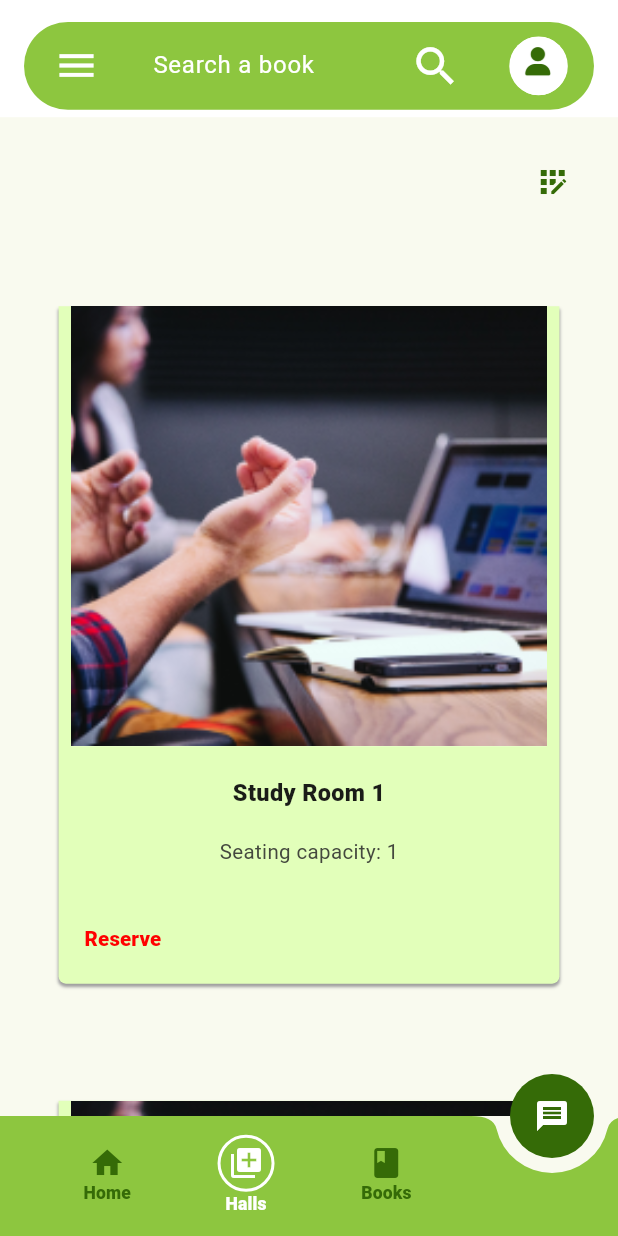
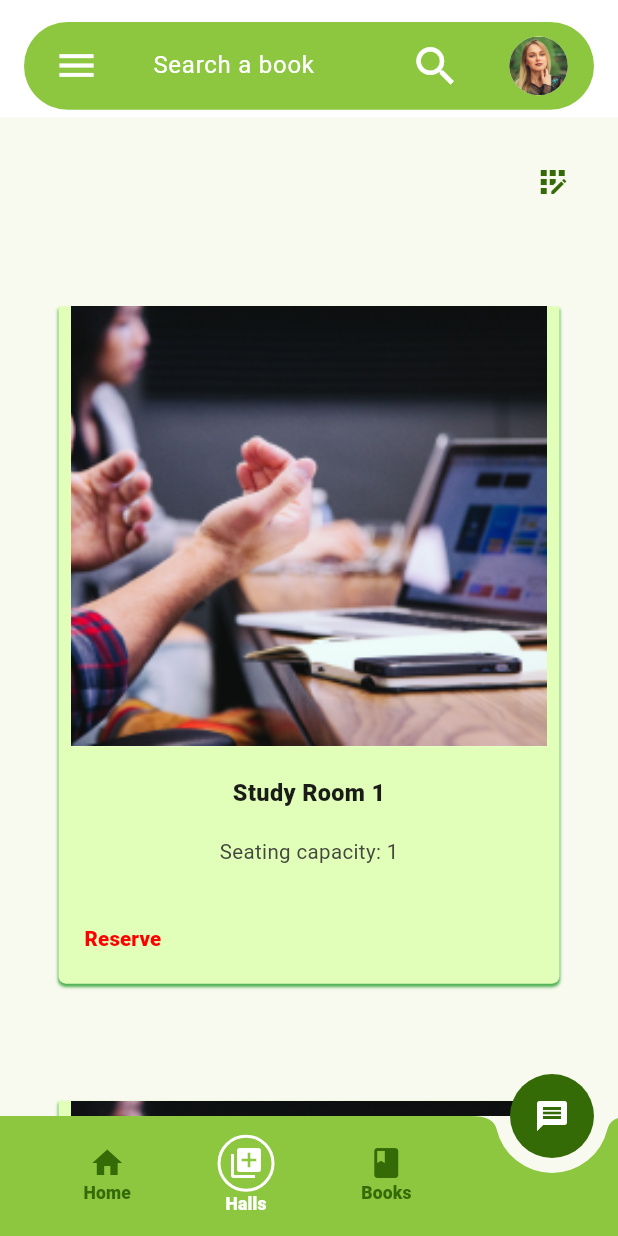
Before and after one commit to demeshFernando/NLIB_NSBM_Library_Assistant, a Flutter app: the Dashboard screen opened by its route, scrolled down 576 dp, after a tap on "Halls", on a phone screen of 412 x 824 dp. Run offline on Flutter 3.47's test engine with Material 2 defaults, Android fonts, the light colour scheme and no system bars; our stand-ins replace awesome_dialog, cloud_firestore, dots_indicator, firebase_auth, firebase_core, flutter_spinkit and 3 more; accounts and stored records are empty; Roboto replaces fonts that are missing (TextStyle).

Commit message:
New Changes

```diff
--- a/lib/app_files/category_i_files/drawer.dart
+++ b/lib/app_files/category_i_files/drawer.dart
@@ -29,7 +29,7 @@ class SlidDrawer extends StatelessWidget {
             currentAccountPicture: CircleAvatar(
               child: ClipOval(
                 child: Image.asset(
-                  "asset/profile/default.png",
+                  "asset/profile/profile.png",
                   fit: BoxFit.cover,
                 ),
               ),
@@ -41,7 +41,7 @@ class SlidDrawer extends StatelessWidget {
               icon: const Icon(Icons.supervised_user_circle)),
           buttonPanes(
               tileIndex: 1,
-              text: 'Borrowed Books',
+              text: 'Book Categories',
               icon: const Icon(Icons.library_books)),
           buttonPanes(
               tileIndex: 2,
--- a/lib/app_files/category_i_files/study_room_selection.dart
+++ b/lib/app_files/category_i_files/study_room_selection.dart
@@ -76,7 +76,7 @@ class _StudyRoomSelectionState extends State<StudyRoomSelection> {
         boxShadow: const [
           BoxShadow(
             blurRadius: 1,
-            color: Colors.grey,
+            color: Colors.green,
             offset: Offset(0, 2),
           ),
         ],
--- a/lib/app_files/screens/home/dashboard.dart
+++ b/lib/app_files/screens/home/dashboard.dart
@@ -136,7 +136,7 @@ class _DashboardState extends State<Dashboard> {
                                 backgroundColor: AppColors.CONTAINER_WHITE,
                               child: ClipOval(
                                 child: Image.asset(
-                                  "asset/profile/default.png",
+                                  "asset/profile/profile.png",
                                   fit: BoxFit.cover,
                                 ),
                               ),
--- a/pubspec.yaml
+++ b/pubspec.yaml
@@ -87,8 +87,7 @@ flutter:
     - asset/signin_images/reset_guildelines/3.jpg
     - asset/home_images/study_room/default.png
     - asset/books/default.png
-    - asset/profile/default.png
-    - asset/profile/propic.jpg
+    - asset/profile/profile.png
 
     - asset/books/book_category/default.png
     - asset/books/book_category/travel.jpg
```
Also changed, not shown: lib/app_files/category_i_files/profile.dart (+10 -5 lines), asset/profile/profile.png (added), asset/profile/propic.jpg (deleted).
